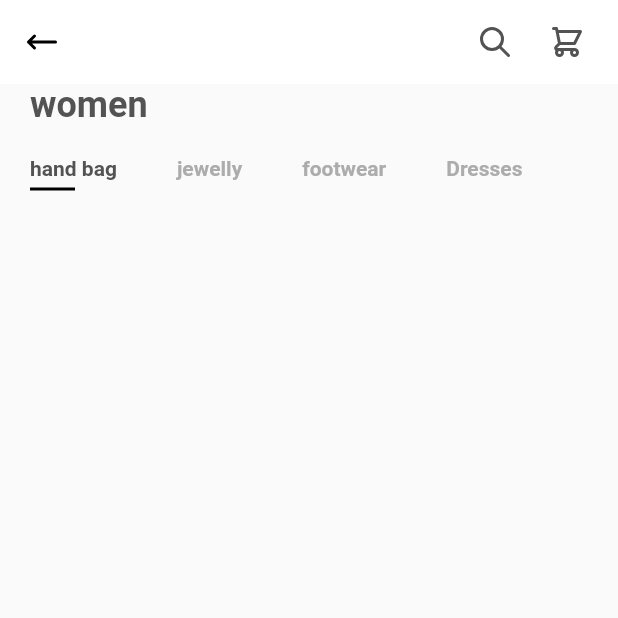
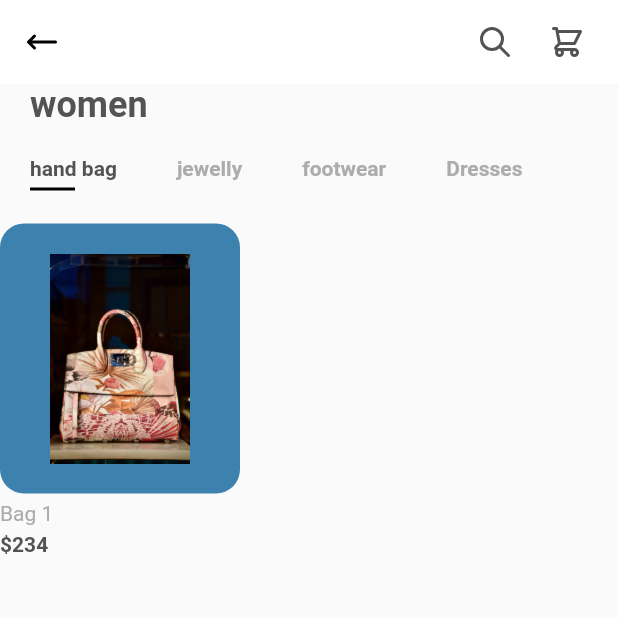
Before and after one commit to muwongelawrence-tech/flutter_ecommerce_app, a Flutter app: the screen it shows after launch, on a phone screen of 412 x 824 dp, the top half of it. Run offline on Flutter 3.47's test engine with Material 2 defaults, Android fonts, the phone set to English and light mode, and no system bars; our stand-ins replace flutter_svg.

```diff
--- a/lib/models/product.dart
+++ b/lib/models/product.dart
@@ -17,6 +17,9 @@ class Product {
     required this.size,
     required this.title
   });
+
+}
+
 
   List<Product> products = [
     Product(
@@ -47,6 +50,3 @@ class Product {
         color: const Color(0xFF3D82AE),
     )
   ];
-
-
-}
--- a/lib/screens/components/body.dart
+++ b/lib/screens/components/body.dart
@@ -1,10 +1,12 @@
 
 import 'package:flutter/material.dart';
 import 'package:shopping_app/constants.dart';
+import 'package:shopping_app/models/product.dart';
 import 'package:shopping_app/screens/components/categories.dart';
 
 
 class Body extends StatelessWidget{
+
   const Body({Key? key}) : super(key: key);
 
   @override
@@ -13,6 +15,7 @@ class Body extends StatelessWidget{
        crossAxisAlignment: CrossAxisAlignment.start,
 
         children: const <Widget>[
+
             Padding(
               padding: EdgeInsets.symmetric(horizontal: kDefaultPadding),
               child: Text(
@@ -20,9 +23,55 @@ class Body extends StatelessWidget{
                style: TextStyle(fontSize: 24, fontWeight: FontWeight.bold),
             ),
             ),
+
+
             Categories(),
+            ItemCard(),
+
+
           ],
      );
 
   }
 }
+
+class ItemCard extends StatelessWidget{
+
+  // final Product  product;
+  // final Function press;
+  const ItemCard({Key? key}) : super(key: key);
+
+  @override
+  Widget build(BuildContext context){
+    return  Column(
+              crossAxisAlignment: CrossAxisAlignment.start,
+               children: <Widget>[
+
+                     Container (
+                        padding: const EdgeInsets.all(kDefaultPadding),
+                        height: 180,
+                        width: 160,
+                        decoration : BoxDecoration(
+                          color: products[0].color,
+                          borderRadius: BorderRadius.circular(16)
+                        ),
+                        child:  Image.asset(products[0].image)
+                      ),
+
+                      Padding(
+                        padding: const EdgeInsets.symmetric(vertical: kDefaultPadding /4),
+                        child: Text(
+                          products[0].title,
+                          style:const TextStyle(color:kTextLightColor)
+                        )
+                      ),
+
+                      const Text(
+                        "\$234",
+                        style: TextStyle(fontWeight: FontWeight.bold),
+                      )
+
+             ],
+           );
+  }
+}
```
